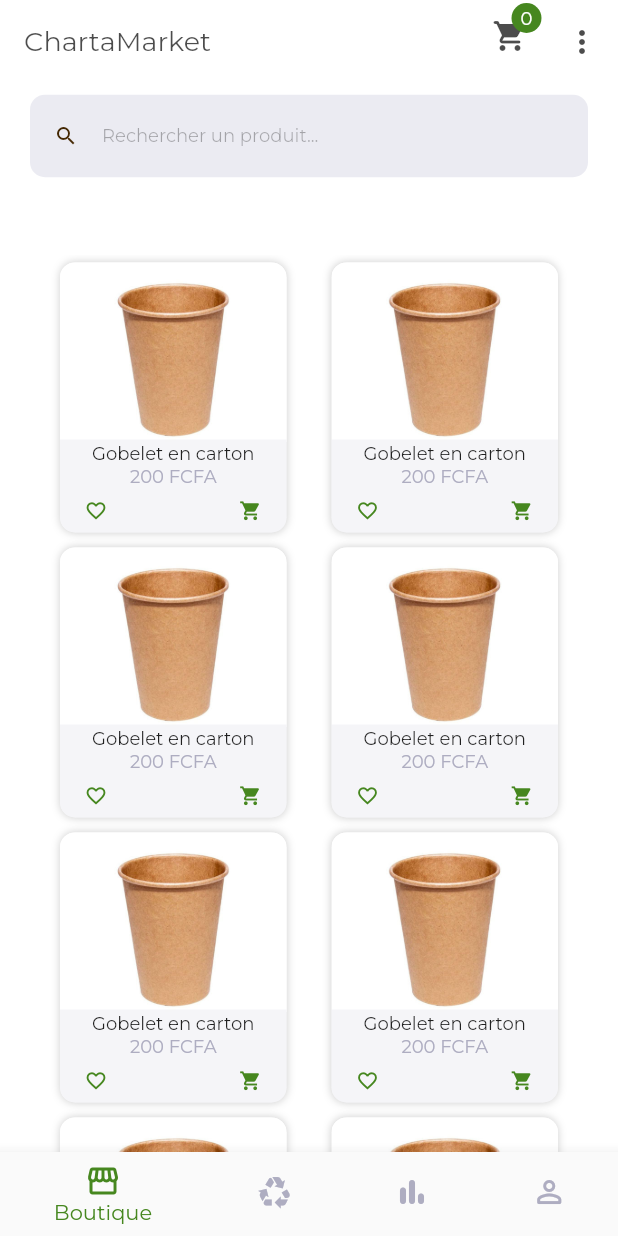
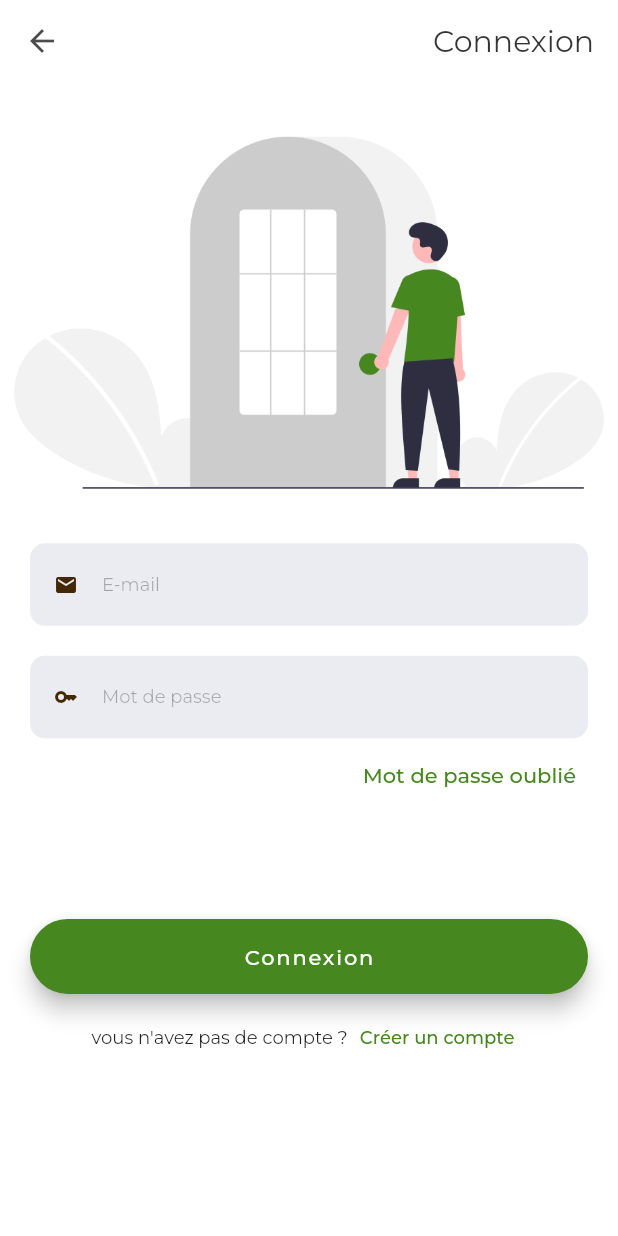
Before and after one commit to e-charta/e-charta-mobile-app, a Flutter app: the screen it shows after launch, on a phone screen of 412 x 824 dp. Run offline on Flutter 3.47's test engine with Material 2 defaults, Android fonts, the phone set to English and light mode, and no system bars; our stand-ins replace percent_indicator, smooth_page_indicator; project files that could hold a hidden picture were left out.

Commit message:
5th commit

```diff
--- a/lib/main.dart
+++ b/lib/main.dart
@@ -1,7 +1,7 @@
 import 'package:flutter/material.dart';
 
 import './helper/colors.dart';
-import './pages/main_page.dart';
+// import './pages/main_page.dart';
 // import '../pages/product_detail_page.dart';
 // import './pages/onboarding_page.dart';
 // import './pages/cart_page.dart';
@@ -10,6 +10,7 @@ import './pages/main_page.dart';
 // import './pages/evaluate_agent_page.dart';
 // import './pages/calendar_page.dart';
 // import './pages/withdraw_money_page.dart';
+import './pages/login_page.dart';
 
 void main() {
   runApp(const MyApp());
@@ -39,7 +40,7 @@ class MyApp extends StatelessWidget {
           ),
         ),
       ),
-      home: MainPage(),
+      home: LoginPage(),
     );
   }
 }
--- /dev/null
+++ b/lib/pages/login_page.dart
@@ -0,0 +1,106 @@
+import 'package:flutter/material.dart';
+
+import '../widgets/custom_app_bar.dart';
+import '../widgets/custom_text_field.dart';
+import '../helper/colors.dart';
+import '../widgets/my_button.dart';
+
+class LoginPage extends StatelessWidget {
+  final TextEditingController _emailFieldController = TextEditingController();
+  final TextEditingController _passwordFieldController =
+      TextEditingController();
+  LoginPage({Key? key}) : super(key: key);
+
+  @override
+  Widget build(BuildContext context) {
+    double height = MediaQuery.of(context).size.height;
+    double statusBar = MediaQuery.of(context).padding.top;
+
+    void backToPreviousPage() {}
+    void openPage() {}
+
+    return Scaffold(
+      appBar:
+          CustomAppBar(appBarText: 'Connexion', callback: backToPreviousPage),
+      body: Column(
+        children: [
+          Container(
+            height: (height - statusBar - kToolbarHeight) * 0.4,
+            decoration: const BoxDecoration(
+              image: DecorationImage(
+                  image: AssetImage('assets/images/login-icon.png'),
+                  fit: BoxFit.cover),
+            ),
+          ),
+          Container(
+            padding: const EdgeInsets.symmetric(horizontal: 20.0),
+            height: (height - statusBar - kToolbarHeight) * 0.3,
+            child: Column(
+              crossAxisAlignment: CrossAxisAlignment.end,
+              children: [
+                CustomTextField(
+                  editingController: _emailFieldController,
+                  icon: Icons.email,
+                  inputType: TextInputType.emailAddress,
+                  lableText: 'E-mail',
+                ),
+                const SizedBox(
+                  height: 20.0,
+                ),
+                CustomTextField(
+                  editingController: _passwordFieldController,
+                  icon: Icons.key,
+                  inputType: TextInputType.visiblePassword,
+                  lableText: 'Mot de passe',
+                ),
+                TextButton(
+                  onPressed: () {},
+                  child: const Text(
+                    'Mot de passe oublié',
+                    style: TextStyle(color: AppColors.mainColor),
+                  ),
+                )
+              ],
+            ),
+          ),
+          SizedBox(
+            height: (height - statusBar - kToolbarHeight) * 0.3,
+            child: Column(
+              children: [
+                Container(
+                  width: double.maxFinite,
+                  height: 50.0,
+                  margin:
+                      const EdgeInsets.only(left: 20.0, right: 20.0, top: 20.0),
+                  child: MyButton(buttonText: 'Connexion', callBack: openPage),
+                ),
+                const SizedBox(
+                  height: 5.0,
+                ),
+                Row(
+                  mainAxisAlignment: MainAxisAlignment.center,
+                  children: [
+                    const Text(
+                      "vous n'avez pas de compte ?",
+                      style: TextStyle(fontSize: 12.0),
+                    ),
+                    TextButton(
+                      onPressed: () {},
+                      child: const Text(
+                        'Créer un compte',
+                        style: TextStyle(
+                          color: AppColors.mainColor,
+                          fontSize: 12.0,
+                        ),
+                      ),
+                    ),
+                  ],
+                )
+              ],
+            ),
+          )
+        ],
+      ),
+    );
+  }
+}
--- a/lib/pages/navpages/account_page.dart
+++ b/lib/pages/navpages/account_page.dart
@@ -91,8 +91,8 @@ class AccountPage extends StatelessWidget {
               width: double.infinity,
               color: Colors.red,
               child: Column(
-                children: [
-                  const Text(
+                children: const [
+                  Text(
                     'Des médias sociaux',
                     style: TextStyle(color: AppColors.lightGrey),
                   ),
--- a/pubspec.yaml
+++ b/pubspec.yaml
@@ -88,6 +88,7 @@ flutter:
     - assets/images/Instagram.png
     - assets/images/LinkedIn.png
     - assets/images/Twitter.png
+    - assets/images/login-icon.png
 
   # An image asset can refer to one or more resolution-specific "variants", see
   # https://flutter.dev/assets-and-images/#resolution-aware.
```
Also changed, not shown: assets/images/login-icon.png (added).
